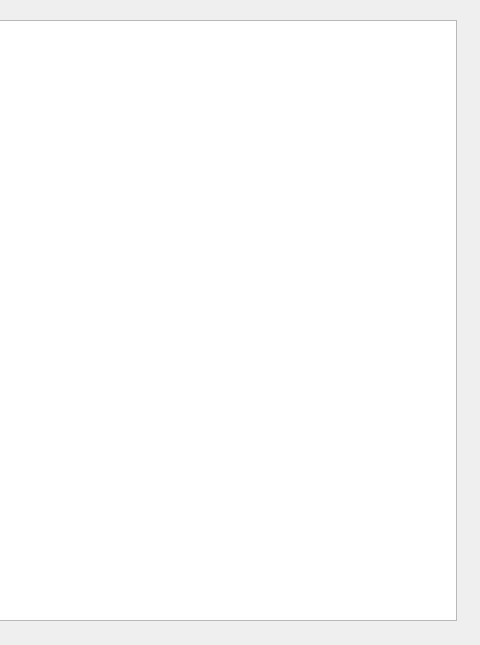
gaboq98/ArbolDelJuicio, file ventanaconsultas.ui: the form before one commit; both pictures show x 504 to 984 and y 0 to 645 of the 984 by 645 pixel window.
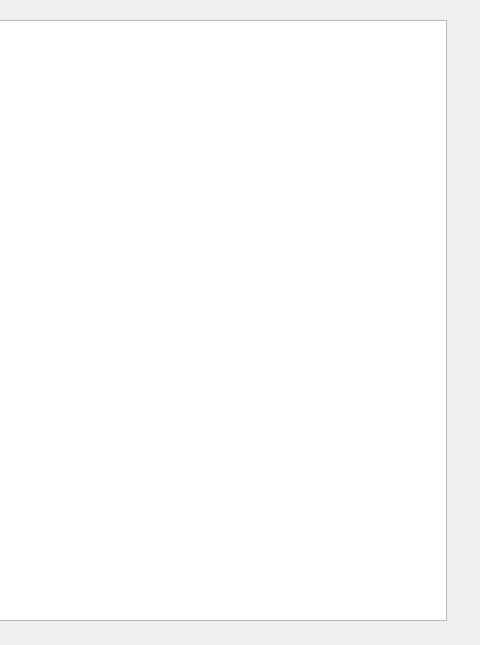
The form after the commit.

```diff
--- a/ventanaconsultas.ui
+++ b/ventanaconsultas.ui
@@ -19,7 +19,7 @@
      <rect>
       <x>360</x>
       <y>20</y>
-      <width>601</width>
+      <width>591</width>
       <height>601</height>
      </rect>
     </property>
```
